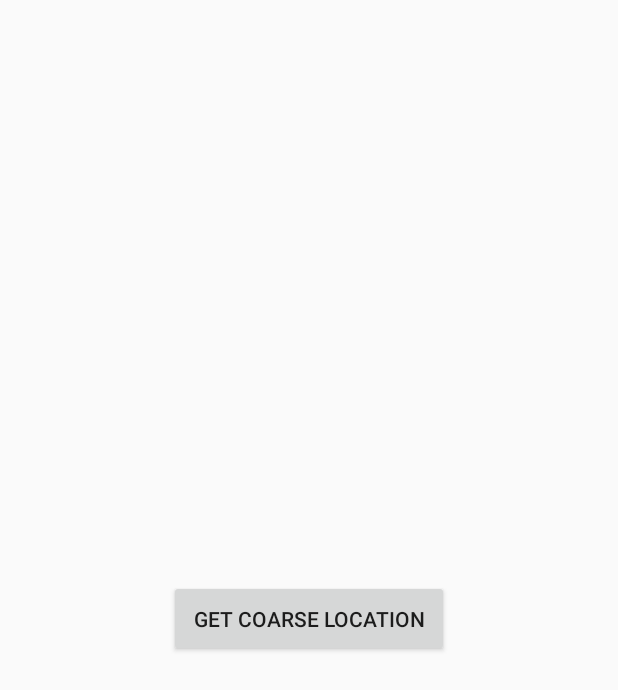
After one commit to therealshabi/Kotlin-Practice, an Android app: the LocationActivity screen opened directly, with no data from a screen before it, on a phone screen of 412 x 824 dp. The commit adds this screen. Shown: the top 690 px of the screen. Run offline under Robolectric (Android 15) with nearby library versions, the phone set to English and light mode, and no system bars.

Commit message:
Added LocationActivity for retrieving coarse location of the user

```diff
--- /dev/null
+++ b/app/src/main/java/technolifestyle/com/kotlinPractice/LocationService/LocationActivity.kt
@@ -0,0 +1,76 @@
+package technolifestyle.com.kotlinPractice.LocationService
+
+import android.Manifest.permission.ACCESS_COARSE_LOCATION
+import android.content.Context
+import android.content.pm.PackageManager
+import android.location.Location
+import android.location.LocationListener
+import android.location.LocationManager
+import android.os.Bundle
+import android.support.v4.app.ActivityCompat
+import android.support.v4.content.ContextCompat
+import android.support.v7.app.AppCompatActivity
+import android.util.Log
+import android.widget.Toast
+import android.widget.Toast.LENGTH_LONG
+import kotlinx.android.synthetic.main.activity_location.*
+import technolifestyle.com.kotlinPractice.R
+
+class LocationActivity : AppCompatActivity() {
+
+    private lateinit var mLocationManager: LocationManager
+
+    companion object {
+        private const val MY_COARSE_LOCATION: Int = 1
+    }
+
+    override fun onCreate(savedInstanceState: Bundle?) {
+        super.onCreate(savedInstanceState)
+        setContentView(R.layout.activity_location)
+
+        mLocationManager = this.getSystemService(Context.LOCATION_SERVICE) as LocationManager
+
+        locationBtn.setOnClickListener {
+            if (ContextCompat.checkSelfPermission(this, android.Manifest.permission.ACCESS_COARSE_LOCATION) != PackageManager.PERMISSION_GRANTED) {
+                ActivityCompat.requestPermissions(
+                        this,
+                        arrayOf(ACCESS_COARSE_LOCATION), MY_COARSE_LOCATION)
+            } else {
+                getLocation()
+            }
+        }
+    }
+
+    override fun onRequestPermissionsResult(requestCode: Int, permissions: Array<out String>, grantResults: IntArray) {
+        when (requestCode) {
+            MY_COARSE_LOCATION -> {
+                if ((grantResults.isNotEmpty() && grantResults[0] == PackageManager.PERMISSION_GRANTED)) {
+                    getLocation()
+                } else {
+                    Toast.makeText(baseContext, "Permission not granted", LENGTH_LONG).show()
+                }
+                return
+            }
+        }
+        super.onRequestPermissionsResult(requestCode, permissions, grantResults)
+    }
+
+    private fun getLocation() {
+        if (ContextCompat.checkSelfPermission(this, android.Manifest.permission.ACCESS_COARSE_LOCATION) == PackageManager.PERMISSION_GRANTED)
+            mLocationManager.requestSingleUpdate(LocationManager.NETWORK_PROVIDER, object : LocationListener {
+                override fun onStatusChanged(p0: String?, p1: Int, p2: Bundle?) {
+                }
+
+                override fun onProviderEnabled(p0: String?) {
+                }
+
+                override fun onProviderDisabled(p0: String?) {
+                }
+
+                override fun onLocationChanged(location: Location?) {
+                    Log.d("LOCATION", String.format("lat : %s, long : %s", location?.latitude, location?.longitude))
+                    Toast.makeText(baseContext, "SUCCESSFUL", LENGTH_LONG).show()
+                }
+            }, null)
+    }
+}
--- a/app/src/main/java/technolifestyle/com/kotlinPractice/MainActivity.kt
+++ b/app/src/main/java/technolifestyle/com/kotlinPractice/MainActivity.kt
@@ -7,6 +7,7 @@ import kotlinx.android.synthetic.main.activity_main.*
 import technolifestyle.com.kotlinPractice.Utils.StringUtils.Companion.BOTTOM_SHEET_ACTIVITY_TAG
 import technolifestyle.com.kotlinPractice.Utils.StringUtils.Companion.BOTTOM_SHEET_FRAGMENT_ACTIVITY
 import technolifestyle.com.kotlinPractice.Utils.StringUtils.Companion.INWARD_NAVIGATION_LAYOUT_ACTIVITY
+import technolifestyle.com.kotlinPractice.Utils.StringUtils.Companion.LOCATION_ACTIVITY_TAG
 import technolifestyle.com.kotlinPractice.Utils.StringUtils.Companion.NOTIFICATION_ACTIVITY_TAG
 import technolifestyle.com.kotlinPractice.Utils.StringUtils.Companion.TWO_PANE_LAYOUT_ACTIVITY
 
@@ -24,6 +25,7 @@ class MainActivity : AppCompatActivity() {
         practiceTopics.add(BOTTOM_SHEET_FRAGMENT_ACTIVITY)
         practiceTopics.add(INWARD_NAVIGATION_LAYOUT_ACTIVITY)
         practiceTopics.add(TWO_PANE_LAYOUT_ACTIVITY)
+        practiceTopics.add(LOCATION_ACTIVITY_TAG)
 
         rvPractice.layoutManager = LinearLayoutManager(this)
         rvPractice.adapter = PracticeAdapter(this, practiceTopics)
--- a/app/src/main/java/technolifestyle/com/kotlinPractice/NavigationLayout/InwardNavigationActivity.kt
+++ b/app/src/main/java/technolifestyle/com/kotlinPractice/NavigationLayout/InwardNavigationActivity.kt
@@ -18,7 +18,8 @@ class InwardNavigationActivity : AppCompatActivity() {
         drawerLayout.setScrimColor(Color.TRANSPARENT)
         drawerLayout.drawerElevation = 0f
 
-        val actionBarDrawerToggle = object : ActionBarDrawerToggle(this, drawerLayout, R.string.open, R.string.close) {
+        val actionBarDrawerToggle = object : ActionBarDrawerToggle(
+                this, drawerLayout, R.string.open, R.string.close) {
 
             private val scaleFactor = 10f
 
--- a/app/src/main/java/technolifestyle/com/kotlinPractice/PracticeAdapter.kt
+++ b/app/src/main/java/technolifestyle/com/kotlinPractice/PracticeAdapter.kt
@@ -9,12 +9,14 @@ import android.view.ViewGroup
 import kotlinx.android.synthetic.main.main_card_item.view.*
 import technolifestyle.com.kotlinPractice.BottomSheet.BottomSheetActivity
 import technolifestyle.com.kotlinPractice.BottomSheet.BottomSheetFragmentActivity
+import technolifestyle.com.kotlinPractice.LocationService.LocationActivity
 import technolifestyle.com.kotlinPractice.NavigationLayout.InwardNavigationActivity
 import technolifestyle.com.kotlinPractice.Notification.NotificationActivity
 import technolifestyle.com.kotlinPractice.TwoPaneLayout.TwoPaneLayoutActivity
 import technolifestyle.com.kotlinPractice.Utils.StringUtils.Companion.BOTTOM_SHEET_ACTIVITY_TAG
 import technolifestyle.com.kotlinPractice.Utils.StringUtils.Companion.BOTTOM_SHEET_FRAGMENT_ACTIVITY
 import technolifestyle.com.kotlinPractice.Utils.StringUtils.Companion.INWARD_NAVIGATION_LAYOUT_ACTIVITY
+import technolifestyle.com.kotlinPractice.Utils.StringUtils.Companion.LOCATION_ACTIVITY_TAG
 import technolifestyle.com.kotlinPractice.Utils.StringUtils.Companion.NOTIFICATION_ACTIVITY_TAG
 import technolifestyle.com.kotlinPractice.Utils.StringUtils.Companion.TWO_PANE_LAYOUT_ACTIVITY
 
@@ -51,6 +53,7 @@ class PracticeViewHolder internal constructor(itemView: View) : RecyclerView.Vie
             BOTTOM_SHEET_FRAGMENT_ACTIVITY -> view.context.startActivity(Intent(view.context, BottomSheetFragmentActivity::class.java))
             INWARD_NAVIGATION_LAYOUT_ACTIVITY -> view.context.startActivity(Intent(view.context, InwardNavigationActivity::class.java))
             TWO_PANE_LAYOUT_ACTIVITY -> view.context.startActivity(Intent(view.context, TwoPaneLayoutActivity::class.java))
+            LOCATION_ACTIVITY_TAG -> view.context.startActivity(Intent(view.context, LocationActivity::class.java))
         }
     }
 
--- a/app/src/main/java/technolifestyle/com/kotlinPractice/Utils/StringUtils.kt
+++ b/app/src/main/java/technolifestyle/com/kotlinPractice/Utils/StringUtils.kt
@@ -8,5 +8,6 @@ class StringUtils {
         const val BOTTOM_SHEET_FRAGMENT_ACTIVITY = "Bottom Sheet Fragment Android"
         const val INWARD_NAVIGATION_LAYOUT_ACTIVITY = "Sliding Navigation Layout Android"
         const val TWO_PANE_LAYOUT_ACTIVITY = "Two Pane Layout Android"
+        const val LOCATION_ACTIVITY_TAG = "Location Activity Android"
     }
 }
--- /dev/null
+++ b/app/src/main/res/layout/activity_location.xml
@@ -0,0 +1,24 @@
+<?xml version="1.0" encoding="utf-8"?>
+<android.support.constraint.ConstraintLayout xmlns:android="http://schemas.android.com/apk/res/android"
+    xmlns:app="http://schemas.android.com/apk/res-auto"
+    xmlns:tools="http://schemas.android.com/tools"
+    android:layout_width="match_parent"
+    android:layout_height="match_parent"
+    tools:context="technolifestyle.com.kotlinPractice.LocationService.LocationActivity">
+
+    <Button
+        android:id="@+id/locationBtn"
+        android:layout_width="wrap_content"
+        android:layout_height="wrap_content"
+        android:layout_marginStart="8dp"
+        android:layout_marginTop="8dp"
+        android:layout_marginEnd="8dp"
+        android:layout_marginBottom="8dp"
+        android:padding="16dp"
+        android:text="@string/get_location"
+        app:layout_constraintBottom_toBottomOf="parent"
+        app:layout_constraintEnd_toEndOf="parent"
+        app:layout_constraintStart_toStartOf="parent"
+        app:layout_constraintTop_toTopOf="parent" />
+
+</android.support.constraint.ConstraintLayout>
--- a/app/src/main/res/values/strings.xml
+++ b/app/src/main/res/values/strings.xml
@@ -42,4 +42,5 @@
     <string name="storage_description">Here you have access to inbuilt File Manager and various
         options such as Formatting Phone, Making Free Space and in depth storage details.</string>
     <string name="class_cast_exception_settings_option">must implement SettingOptionsFragment.OnOptionClickListener</string>
+    <string name="get_location">Get Coarse Location</string>
 </resources>
--- a/build.gradle
+++ b/build.gradle
@@ -7,7 +7,7 @@ buildscript {
         jcenter()
     }
     dependencies {
-        classpath 'com.android.tools.build:gradle:3.1.3'
+        classpath 'com.android.tools.build:gradle:3.2.0'
         classpath "org.jetbrains.kotlin:kotlin-gradle-plugin:$kotlin_version"
 
         // NOTE: Do not place your application dependencies here; they belong
```
Also changed, not shown: app/src/main/AndroidManifest.xml (+9 -1 lines), gradle/wrapper/gradle-wrapper.properties.
